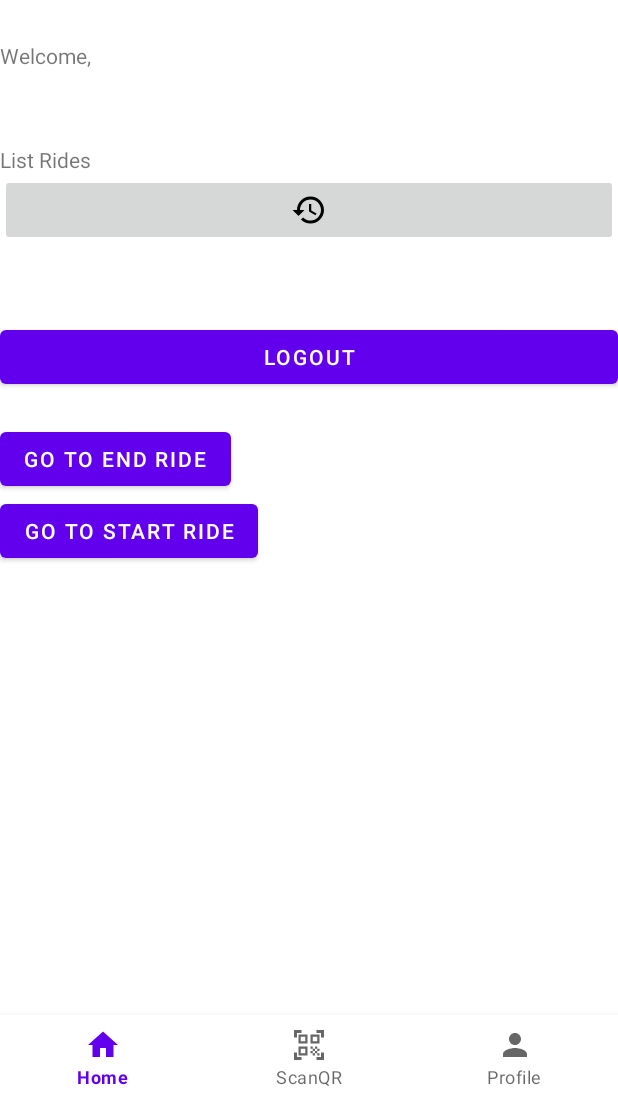
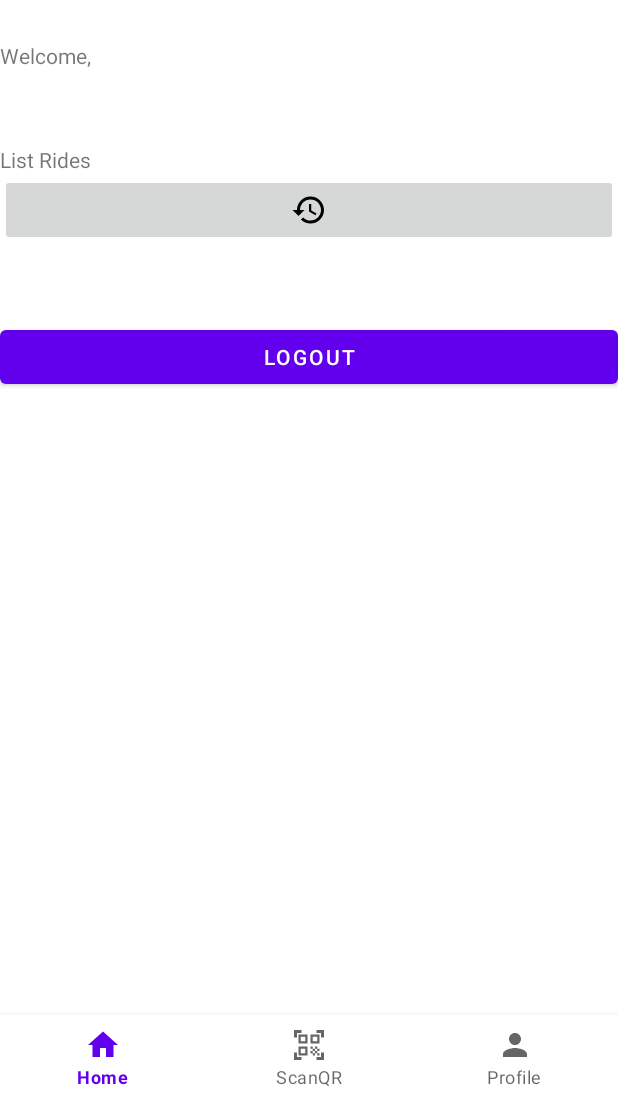
Before and after one commit to Shawntwj/ScoutScoot, an Android app: the fragment Profile placed in its activity, on a phone screen of 412 x 824 dp, the part 137-1236 px from its top. Run offline under Robolectric (Android 15) with nearby library versions, the phone set to English and light mode, and no system bars; our stand-ins replace Firebase (no records; nobody signed in at launch, a user with empty details on screens opened directly); 1 statement that could not run was skipped.

Commit message:
removed print lines, test buttons and added comments

```diff
--- a/app/src/main/java/sg/edu/smu/cs461/scoutscoot/MainActivity.kt
+++ b/app/src/main/java/sg/edu/smu/cs461/scoutscoot/MainActivity.kt
@@ -43,8 +43,6 @@ class MainActivity : AppCompatActivity() {
         val paymentSuccessful = intent.getBooleanExtra("paymentSuccessful", false)
 
         if (paymentSuccessful) {
-            println("it works")
-
             // Navigate to the Home fragment
 //            loadFragment(Profile())
 
--- a/app/src/main/res/layout/fragment_profile.xml
+++ b/app/src/main/res/layout/fragment_profile.xml
@@ -74,17 +74,17 @@
 <!--        android:id="@+id/test"-->
 <!--        />-->
 
-    <Button
-        android:layout_width="wrap_content"
-        android:layout_height="wrap_content"
-        android:text="Go to end ride"
-        android:id="@+id/newtest"
-        />
+<!--    <Button-->
+<!--        android:layout_width="wrap_content"-->
+<!--        android:layout_height="wrap_content"-->
+<!--        android:text="Go to end ride"-->
+<!--        android:id="@+id/newtest"-->
+<!--        />-->
 
-    <Button
-        android:layout_width="wrap_content"
-        android:layout_height="wrap_content"
-        android:text="Go to start ride"
-        android:id="@+id/newnewtest"
-    />
+<!--    <Button-->
+<!--        android:layout_width="wrap_content"-->
+<!--        android:layout_height="wrap_content"-->
+<!--        android:text="Go to start ride"-->
+<!--        android:id="@+id/newnewtest"-->
+<!--    />-->
 </LinearLayout>
```
Also changed, not shown: app/src/main/java/sg/edu/smu/cs461/scoutscoot/PaymentActivity.kt (+2 -7 lines), app/src/main/java/sg/edu/smu/cs461/scoutscoot/Profile.kt (+17 -17 lines), app/src/main/java/sg/edu/smu/cs461/scoutscoot/RideInfoActivity.kt (+3 -8 lines).
